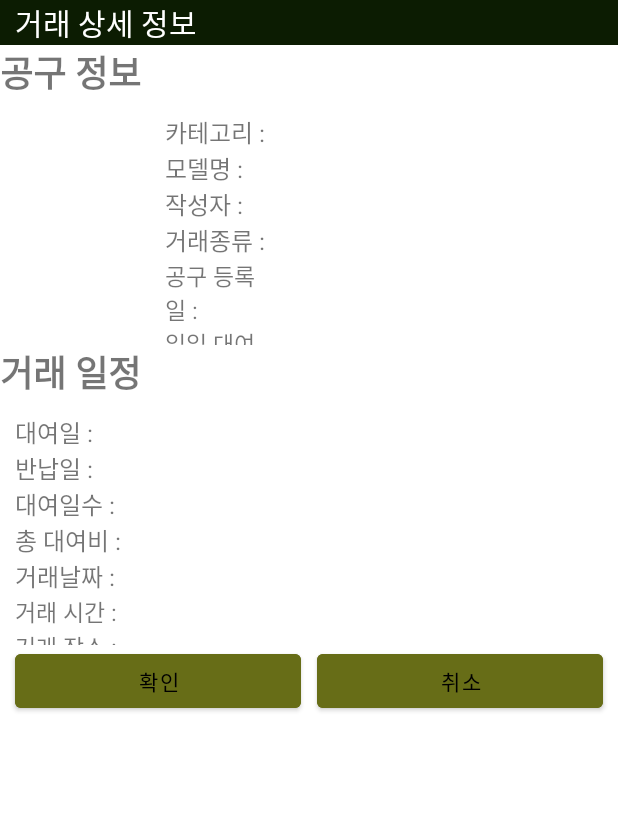
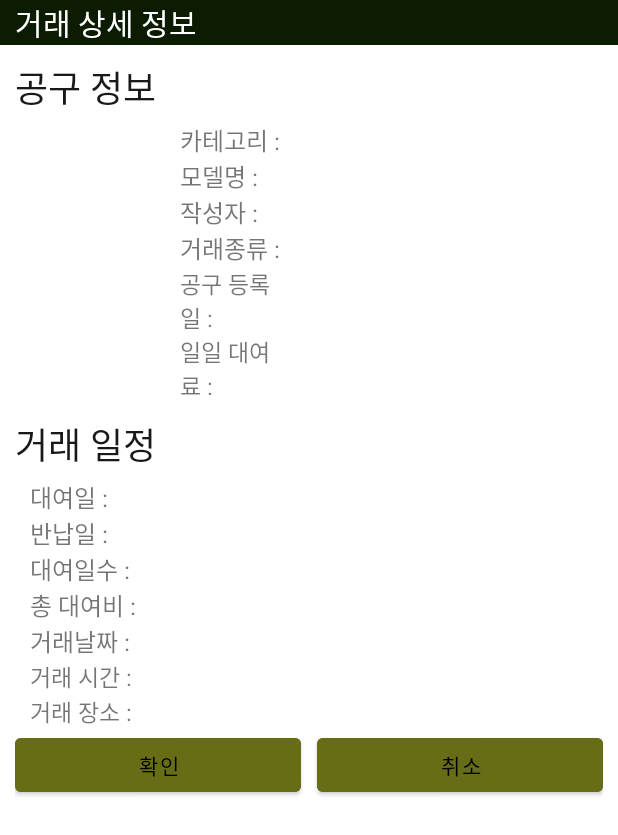
Before and after one commit to S2-2/DIY-Equipment-Application, an Android app: the layout transaction_window_item.xml on its own in the app's theme, with its tools: preview values and no code run, on a phone screen of 412 x 824 dp. Shown: the top 835 px of the screen. Run offline under Robolectric (Android 15) with nearby library versions, the phone set to English and light mode, and no system bars.

Commit message:
거래 상세 정보 윈도우 xml 수정

```diff
--- a/app/src/main/res/layout/transaction_window_item.xml
+++ b/app/src/main/res/layout/transaction_window_item.xml
@@ -13,31 +13,28 @@
         android:textColor="@color/white"
         android:textSize="20dp" />
 
+
     <LinearLayout
         android:layout_width="match_parent"
-        android:layout_height="200dp"
+        android:layout_height="wrap_content"
+        android:orientation="vertical"
+        android:layout_marginLeft="10dp"
+        android:layout_marginRight="10dp">
+
+    <LinearLayout
+        android:layout_width="match_parent"
+        android:layout_height="wrap_content"
         android:orientation="vertical">
-
-        <LinearLayout
-            android:layout_width="match_parent"
-            android:layout_height="wrap_content"
-            android:orientation="horizontal" >
 
             <TextView
                 android:layout_width="match_parent"
                 android:layout_height="wrap_content"
                 android:text="공구 정보"
-                android:textSize="24dp"
-                android:layout_marginBottom="10dp"
-                android:textStyle="bold"
+                android:layout_marginTop="10dp"
+                android:layout_marginBottom="5dp"
+                style="@style/style_tv_default_black24dp"
                 android:layout_weight="1"/>
-        </LinearLayout>
 
-
-        <LinearLayout
-            android:layout_width="match_parent"
-            android:layout_height="wrap_content"
-            android:orientation="vertical">
 
             <LinearLayout
                 android:layout_width="match_parent"
@@ -69,7 +66,7 @@
                             android:layout_width="wrap_content"
                             android:layout_height="wrap_content"
                             android:layout_weight="1"
-                            android:textSize="16dp" />
+                            style="@style/style_tv_default_black16dp" />
                     </LinearLayout>
 
                     <LinearLayout
@@ -80,12 +77,13 @@
                             android:layout_height="wrap_content"
                             android:text="모델명 : "
                             android:textSize="16dp" />
+
                         <TextView
                             android:id="@+id/transaction_tv_modelName"
                             android:layout_width="wrap_content"
                             android:layout_height="wrap_content"
                             android:layout_weight="1"
-                            android:textSize="16dp" />
+                            style="@style/style_tv_default_black16dp" />
                     </LinearLayout>
 
                     <LinearLayout
@@ -101,7 +99,7 @@
                             android:layout_width="wrap_content"
                             android:layout_height="wrap_content"
                             android:layout_weight="1"
-                            android:textSize="16dp" />
+                            style="@style/style_tv_default_black16dp" />
                     </LinearLayout>
 
                     <LinearLayout
@@ -117,7 +115,7 @@
                             android:layout_width="wrap_content"
                             android:layout_height="wrap_content"
                             android:layout_weight="1"
-                            android:textSize="16dp" />
+                            style="@style/style_tv_default_black16dp" />
                     </LinearLayout>
 
                     <LinearLayout
@@ -133,7 +131,7 @@
                             android:layout_width="wrap_content"
                             android:layout_height="wrap_content"
                             android:layout_weight="1"
-                            android:textSize="16dp" />
+                            style="@style/style_tv_default_black16dp" />
                     </LinearLayout>
 
                     <LinearLayout
@@ -149,34 +147,27 @@
                             android:layout_width="wrap_content"
                             android:layout_height="wrap_content"
                             android:layout_weight="1"
-                            android:textSize="16dp" />
+                            style="@style/style_tv_default_black16dp" />
                     </LinearLayout>
 
-                </LinearLayout>
             </LinearLayout>
         </LinearLayout>
     </LinearLayout>
 
     <LinearLayout
         android:layout_width="match_parent"
-        android:layout_height="200dp"
+        android:layout_height="wrap_content"
         android:orientation="vertical">
 
-        <LinearLayout
+
+        <TextView
+            style="@style/style_tv_default_black24dp"
             android:layout_width="match_parent"
             android:layout_height="wrap_content"
-            android:orientation="horizontal" >
-
-            <TextView
-                android:layout_width="match_parent"
-                android:layout_height="wrap_content"
-                android:text="거래 일정"
-                android:textSize="24dp"
-                android:layout_marginBottom="10dp"
-                android:textStyle="bold"
-                android:layout_weight="1"/>
-        </LinearLayout>
-
+            android:layout_marginTop="10dp"
+            android:layout_marginBottom="5dp"
+            android:layout_weight="1"
+            android:text="거래 일정" />
 
         <LinearLayout
             android:layout_width="match_parent"
@@ -207,7 +198,7 @@
                             android:layout_width="wrap_content"
                             android:layout_height="wrap_content"
                             android:layout_weight="1"
-                            android:textSize="16dp" />
+                            style="@style/style_tv_default_black16dp" />
                     </LinearLayout>
 
                     <LinearLayout
@@ -223,7 +214,7 @@
                             android:layout_width="wrap_content"
                             android:layout_height="wrap_content"
                             android:layout_weight="1"
-                            android:textSize="16dp" />
+                            style="@style/style_tv_default_black16dp" />
                     </LinearLayout>
 
                     <LinearLayout
@@ -239,7 +230,7 @@
                             android:layout_width="wrap_content"
                             android:layout_height="wrap_content"
                             android:layout_weight="1"
-                            android:textSize="16dp" />
+                            style="@style/style_tv_default_black16dp" />
                     </LinearLayout>
 
                     <LinearLayout
@@ -255,7 +246,7 @@
                             android:layout_width="wrap_content"
                             android:layout_height="wrap_content"
                             android:layout_weight="1"
-                            android:textSize="16dp" />
+                            style="@style/style_tv_default_black16dp" />
                     </LinearLayout>
 
                     <LinearLayout
@@ -271,7 +262,7 @@
                             android:layout_width="wrap_content"
                             android:layout_height="wrap_content"
                             android:layout_weight="1"
-                            android:textSize="16dp" />
+                            style="@style/style_tv_default_black16dp" />
                     </LinearLayout>
 
                     <LinearLayout
@@ -287,7 +278,7 @@
                             android:layout_width="wrap_content"
                             android:layout_height="wrap_content"
                             android:layout_weight="1"
-                            android:textSize="16dp" />
+                            style="@style/style_tv_default_black16dp" />
                     </LinearLayout>
 
                     <LinearLayout
@@ -303,7 +294,7 @@
                             android:layout_width="wrap_content"
                             android:layout_height="wrap_content"
                             android:layout_weight="1"
-                            android:textSize="16dp" />
+                            style="@style/style_tv_default_black16dp"/>
                     </LinearLayout>
 
                 </LinearLayout>
@@ -320,7 +311,6 @@
             android:layout_width="wrap_content"
             android:layout_height="wrap_content"
             android:layout_gravity="bottom"
-            android:layout_marginLeft="10dp"
             android:layout_marginRight="5dp"
             android:layout_weight="1"
             android:text="확인"
@@ -331,11 +321,10 @@
             android:layout_width="wrap_content"
             android:layout_height="wrap_content"
             android:layout_gravity="bottom"
+            android:layout_weight="1"
             android:layout_marginLeft="5dp"
-            android:layout_marginRight="10dp"
-            android:layout_weight="1"
             android:text="취소"
             android:backgroundTint="#676d17" />
-
+    </LinearLayout>
     </LinearLayout>
 </LinearLayout>
--- a/app/src/main/res/layout/transactiondetail_window_item.xml
+++ b/app/src/main/res/layout/transactiondetail_window_item.xml
@@ -25,12 +25,14 @@
         android:layout_height="wrap_content"
         android:orientation="vertical">
 
-            <TextView
-                android:layout_width="match_parent"
-                android:layout_height="wrap_content"
-                android:text="공구 정보"
-                style="@style/style_tv_default_black24dp"
-                android:layout_weight="1"/>
+        <TextView
+            style="@style/style_tv_default_black24dp"
+            android:layout_width="match_parent"
+            android:layout_height="wrap_content"
+            android:layout_weight="1"
+            android:layout_marginTop="10dp"
+            android:layout_marginBottom="5dp"
+            android:text="공구 정보" />
 
         <LinearLayout
             android:layout_width="match_parent"
@@ -168,9 +170,10 @@
             <TextView
                 android:layout_width="match_parent"
                 android:layout_height="wrap_content"
-                android:layout_marginBottom="10dp"
                 android:layout_weight="1"
                 android:text="거래 일정"
+                android:layout_marginTop="10dp"
+                android:layout_marginBottom="5dp"
                 style="@style/style_tv_default_black24dp" />
         </LinearLayout>
 
```
